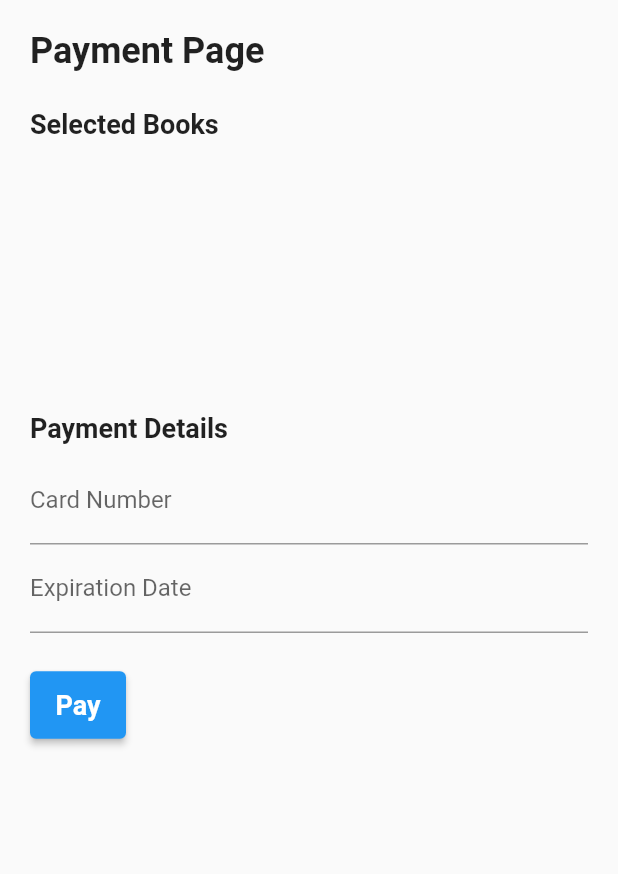
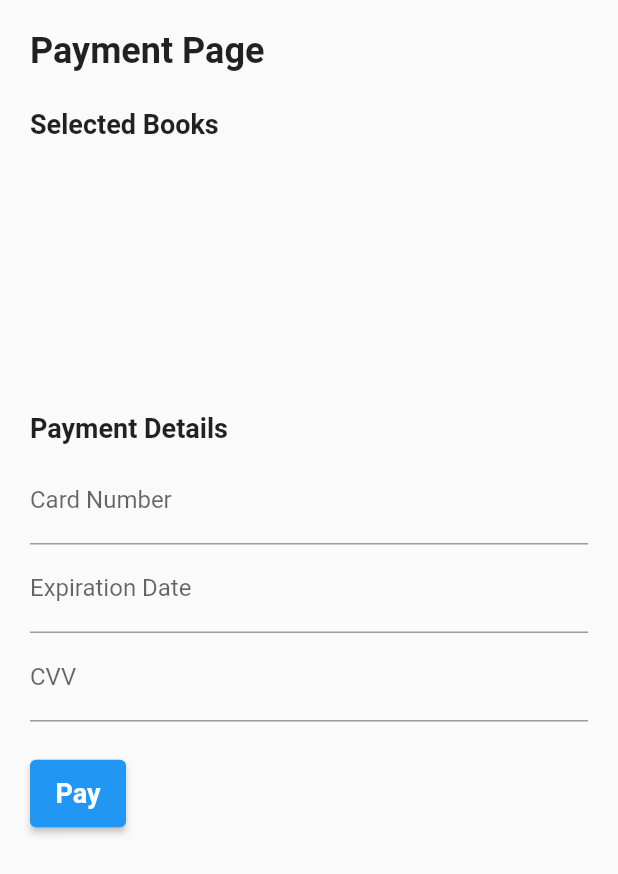
Before and after one commit to Metyme1/AFRONEX, a Flutter app: the PaymentPage screen opened directly, on a phone screen of 412 x 824 dp. Shown: the top 874 px of the screen. Run offline on Flutter 3.47's test engine with Material 2 defaults, Android fonts, the phone set to English and light mode, and no system bars.

Commit message:
ui edited

```diff
--- a/lib/PaymentPage.dart
+++ b/lib/PaymentPage.dart
@@ -81,11 +81,11 @@ class PaymentPage extends StatelessWidget {
                 labelText: 'Expiration Date',
               ),
             ),
-            // TextField(
-            //   decoration: InputDecoration(
-            //     labelText: 'CVV',
-            //   ),
-            // ),
+            TextField(
+              decoration: InputDecoration(
+                labelText: 'CVV',
+              ),
+            ),
             SizedBox(height: 24.0),
             ElevatedButton(
               onPressed: () {
```
